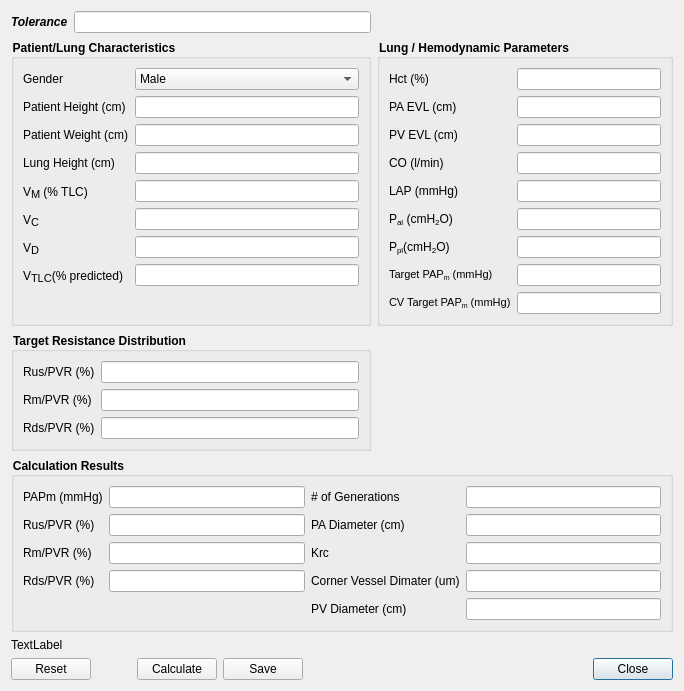
Old version of the form src/calibratedlg.ui in the repository AdamMajer/bshouty-lung-model.
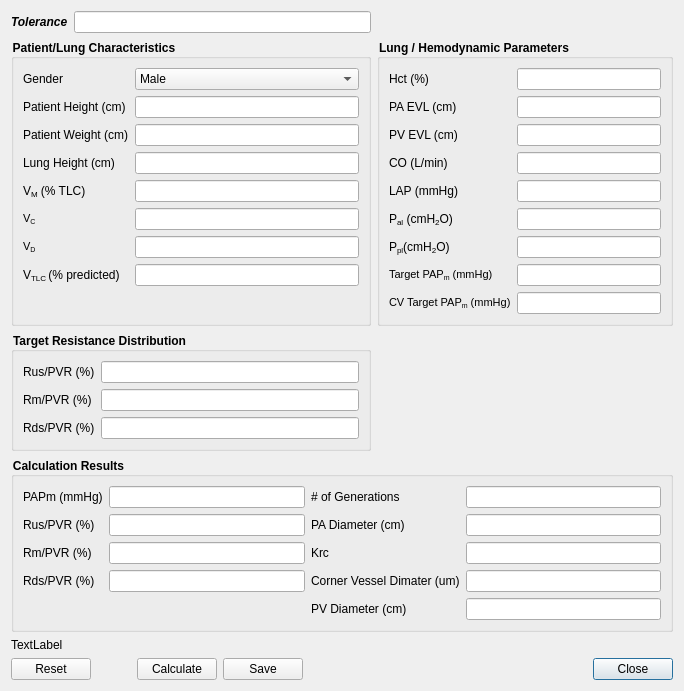
New version of the form. Custom widgets are drawn as their Qt base class.

Patch:
```diff
--- a/src/calibratedlg.ui
+++ b/src/calibratedlg.ui
@@ -134,8 +134,8 @@
          <string>&lt;!DOCTYPE HTML PUBLIC &quot;-//W3C//DTD HTML 4.0//EN&quot; &quot;http://www.w3.org/TR/REC-html40/strict.dtd&quot;&gt;
 &lt;html&gt;&lt;head&gt;&lt;meta name=&quot;qrichtext&quot; content=&quot;1&quot; /&gt;&lt;style type=&quot;text/css&quot;&gt;
 p, li { white-space: pre-wrap; }
-&lt;/style&gt;&lt;/head&gt;&lt;body style=&quot; font-family:'Sans Serif'; font-size:9pt; font-weight:400; font-style:normal;&quot;&gt;
-&lt;p style=&quot; margin-top:0px; margin-bottom:0px; margin-left:0px; margin-right:0px; -qt-block-indent:0; text-indent:0px;&quot;&gt;V&lt;span style=&quot; font-size:12pt; vertical-align:sub;&quot;&gt;C&lt;/span&gt;&lt;/p&gt;&lt;/body&gt;&lt;/html&gt;</string>
+&lt;/style&gt;&lt;/head&gt;&lt;body style=&quot; font-family:'MS Shell Dlg 2'; font-size:8pt; font-weight:400; font-style:normal;&quot;&gt;
+&lt;p style=&quot; margin-top:0px; margin-bottom:0px; margin-left:0px; margin-right:0px; -qt-block-indent:0; text-indent:0px;&quot;&gt;&lt;span style=&quot; font-family:'Sans Serif';&quot;&gt;V&lt;/span&gt;&lt;span style=&quot; font-family:'Sans Serif'; vertical-align:sub;&quot;&gt;C&lt;/span&gt;&lt;/p&gt;&lt;/body&gt;&lt;/html&gt;</string>
         </property>
         <property name="buddy">
          <cstring>Vc</cstring>
@@ -167,8 +167,8 @@
          <string>&lt;!DOCTYPE HTML PUBLIC &quot;-//W3C//DTD HTML 4.0//EN&quot; &quot;http://www.w3.org/TR/REC-html40/strict.dtd&quot;&gt;
 &lt;html&gt;&lt;head&gt;&lt;meta name=&quot;qrichtext&quot; content=&quot;1&quot; /&gt;&lt;style type=&quot;text/css&quot;&gt;
 p, li { white-space: pre-wrap; }
-&lt;/style&gt;&lt;/head&gt;&lt;body style=&quot; font-family:'Sans Serif'; font-size:9pt; font-weight:400; font-style:normal;&quot;&gt;
-&lt;p style=&quot; margin-top:0px; margin-bottom:0px; margin-left:0px; margin-right:0px; -qt-block-indent:0; text-indent:0px;&quot;&gt;V&lt;span style=&quot; font-size:12pt; vertical-align:sub;&quot;&gt;D&lt;/span&gt;&lt;/p&gt;&lt;/body&gt;&lt;/html&gt;</string>
+&lt;/style&gt;&lt;/head&gt;&lt;body style=&quot; font-family:'MS Shell Dlg 2'; font-size:8pt; font-weight:400; font-style:normal;&quot;&gt;
+&lt;p style=&quot; margin-top:0px; margin-bottom:0px; margin-left:0px; margin-right:0px; -qt-block-indent:0; text-indent:0px;&quot;&gt;&lt;span style=&quot; font-family:'Sans Serif';&quot;&gt;V&lt;/span&gt;&lt;span style=&quot; font-family:'Sans Serif'; vertical-align:sub;&quot;&gt;D&lt;/span&gt;&lt;/p&gt;&lt;/body&gt;&lt;/html&gt;</string>
         </property>
         <property name="buddy">
          <cstring>Vd</cstring>
@@ -204,7 +204,7 @@
          </font>
         </property>
         <property name="text">
-         <string>&lt;html&gt;&lt;head/&gt;&lt;body&gt;&lt;p&gt;V&lt;span style=&quot; font-size:12pt; vertical-align:sub;&quot;&gt;TLC&lt;/span&gt;&lt;span style=&quot; vertical-align:sub;&quot;/&gt;(% predicted)&lt;/p&gt;&lt;/body&gt;&lt;/html&gt;</string>
+         <string>&lt;html&gt;&lt;head/&gt;&lt;body&gt;&lt;p&gt;V&lt;span style=&quot; vertical-align:sub;&quot;&gt;TLC &lt;/span&gt;(% predicted)&lt;/p&gt;&lt;/body&gt;&lt;/html&gt;</string>
         </property>
        </widget>
       </item>
@@ -232,7 +232,7 @@
       <item row="4" column="0">
        <widget class="QLabel" name="label_23">
         <property name="text">
-         <string>&lt;html&gt;&lt;head/&gt;&lt;body&gt;&lt;p&gt;&lt;span style=&quot; font-family:'Sans Serif'; font-size:9pt;&quot;&gt;V&lt;/span&gt;&lt;span style=&quot; font-family:'Sans Serif'; font-size:12pt; vertical-align:sub;&quot;&gt;M&lt;/span&gt;&lt;span style=&quot; font-family:'Sans Serif'; font-size:9pt;&quot;&gt; (% TLC)&lt;/span&gt;&lt;/p&gt;&lt;/body&gt;&lt;/html&gt;</string>
+         <string>&lt;html&gt;&lt;head/&gt;&lt;body&gt;&lt;p&gt;&lt;span style=&quot; font-family:'Sans Serif';&quot;&gt;V&lt;/span&gt;&lt;span style=&quot; font-family:'Sans Serif'; vertical-align:sub;&quot;&gt;M&lt;/span&gt;&lt;span style=&quot; font-family:'Sans Serif';&quot;&gt; (% TLC)&lt;/span&gt;&lt;/p&gt;&lt;/body&gt;&lt;/html&gt;</string>
         </property>
        </widget>
       </item>
@@ -342,7 +342,7 @@
          </font>
         </property>
         <property name="text">
-         <string>CO (l/min)</string>
+         <string>CO (L/min)</string>
         </property>
         <property name="buddy">
          <cstring>CO</cstring>
```
Left out of the diff: 19 changed lines with no effect on the pictures.
